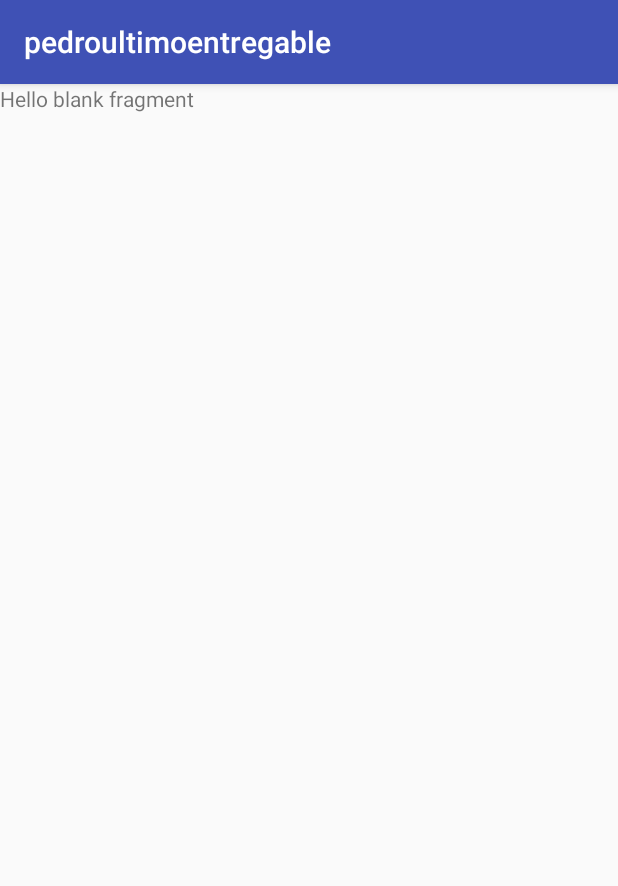
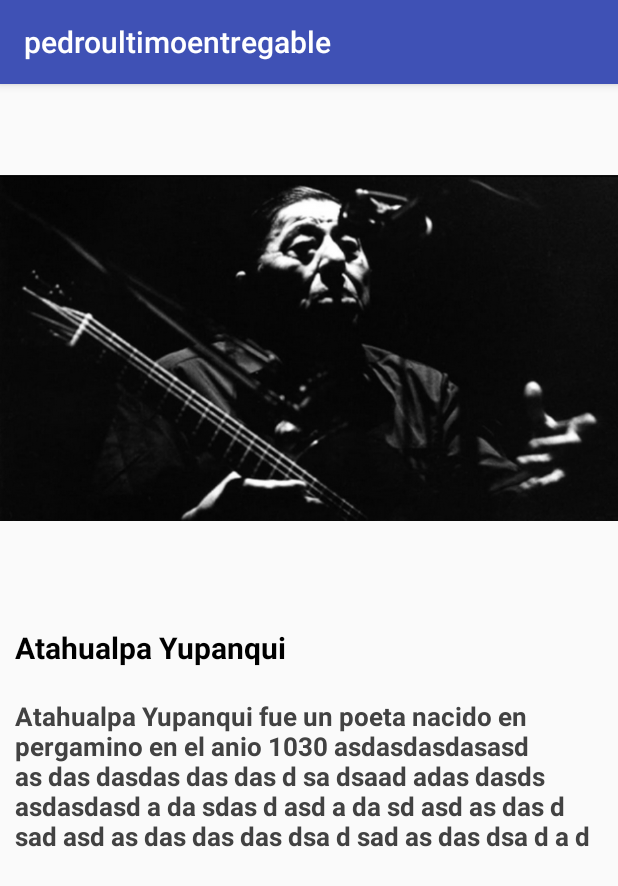
Before and after one commit to PepeYayi/PedroYayaDHFIREBASE, an Android app: the fragment FragmentDetalle shown on its own in the app's theme, on a phone screen of 412 x 824 dp. Shown: the top 886 px of the screen. Run offline under Robolectric (Android 15) with nearby library versions, the phone set to English and light mode, and no system bars.

Commit message:
fragment detalle

```diff
--- a/pedroultimoentregable/app/src/main/java/com/example/usuario/pedroultimoentregable/AdapterCuadros.java
+++ b/pedroultimoentregable/app/src/main/java/com/example/usuario/pedroultimoentregable/AdapterCuadros.java
@@ -70,7 +70,7 @@ public class AdapterCuadros extends RecyclerView.Adapter {
 
 
     public interface Notificable{
-        void abrirDetalleReceta(List<Cuadro> listaDeCuadros, Integer posicionCuadro);
+        void abrirDetalleCuadro(List<Cuadro> listaDeCuadros, Integer posicionCuadro);
     }
 
 
--- a/pedroultimoentregable/app/src/main/java/com/example/usuario/pedroultimoentregable/FragmentDetalle.java
+++ b/pedroultimoentregable/app/src/main/java/com/example/usuario/pedroultimoentregable/FragmentDetalle.java
@@ -6,12 +6,18 @@ import android.support.v4.app.Fragment;
 import android.view.LayoutInflater;
 import android.view.View;
 import android.view.ViewGroup;
+import android.widget.ImageView;
+import android.widget.TextView;
 
 
 /**
  * A simple {@link Fragment} subclass.
  */
 public class FragmentDetalle extends Fragment {
+
+    private ImageView imagenDetalle;
+    private TextView tituloDetalle;
+    private TextView descripcionDetalle;
 
 
     public FragmentDetalle() {
@@ -23,7 +29,18 @@ public class FragmentDetalle extends Fragment {
     public View onCreateView(LayoutInflater inflater, ViewGroup container,
                              Bundle savedInstanceState) {
         // Inflate the layout for this fragment
-        return inflater.inflate(R.layout.fragment_detalle, container, false);
+        View view = inflater.inflate(R.layout.fragment_detalle, container, false);
+
+        imagenDetalle = view.findViewById(R.id.imagenDetalle);
+        tituloDetalle = view.findViewById(R.id.tituloDetalle);
+        descripcionDetalle = view.findViewById(R.id.descripcionDetalle);
+
+        Bundle bundle = getArguments();
+
+
+
+
+        return view;
     }
 
 }
--- a/pedroultimoentregable/app/src/main/res/layout/fragment_detalle.xml
+++ b/pedroultimoentregable/app/src/main/res/layout/fragment_detalle.xml
@@ -1,14 +1,52 @@
 <?xml version="1.0" encoding="utf-8"?>
-<FrameLayout xmlns:android="http://schemas.android.com/apk/res/android"
+<ScrollView xmlns:android="http://schemas.android.com/apk/res/android"
     xmlns:tools="http://schemas.android.com/tools"
     android:layout_width="match_parent"
     android:layout_height="match_parent"
     tools:context=".FragmentDetalle">
 
-    <!-- TODO: Update blank fragment layout -->
-    <TextView
-        android:layout_width="match_parent"
-        android:layout_height="match_parent"
-        android:text="@string/hello_blank_fragment" />
+    <LinearLayout
+        android:layout_width="wrap_content"
+        android:orientation="vertical"
+        android:gravity="center"
+        android:layout_height="wrap_content">
 
-</FrameLayout>
+
+
+   <ImageView
+       android:layout_width="match_parent"
+       android:layout_height="wrap_content"
+       android:id="@+id/imagenDetalle"
+       android:src="@drawable/ata"/>
+
+
+
+        <TextView
+            android:layout_width="match_parent"
+            android:layout_height="wrap_content"
+            android:id="@+id/tituloDetalle"
+            android:text="Atahualpa Yupanqui"
+            android:padding="10dp"
+            android:textSize="20dp"
+            android:textStyle="bold"
+            android:textColor="@color/colorNegro"
+            />
+
+
+        <TextView
+            android:layout_width="wrap_content"
+            android:layout_gravity="center"
+            android:layout_height="wrap_content"
+            android:id="@+id/descripcionDetalle"
+            android:text="Atahualpa Yupanqui fue un poeta nacido en pergamino en el anio 1030 asdasdasdasasd as das dasdas das das d sa dsaad adas dasds  asdasdasd a da sdas d asd a da sd asd as das d sad asd as das das das dsa d sad as das dsa d a d"
+            android:textSize="17dp"
+            android:textStyle="bold"
+            android:textColor="@color/colorGris3"
+            android:padding="10dp"
+
+            />
+
+
+
+    </LinearLayout>
+</ScrollView>
```
Also changed, not shown: pedroultimoentregable/app/src/main/java/com/example/usuario/pedroultimoentregable/FragmentHome.java (+7 -3 lines), pedroultimoentregable/app/src/main/java/com/example/usuario/pedroultimoentregable/MainActivity.java (+25 -1 lines).
